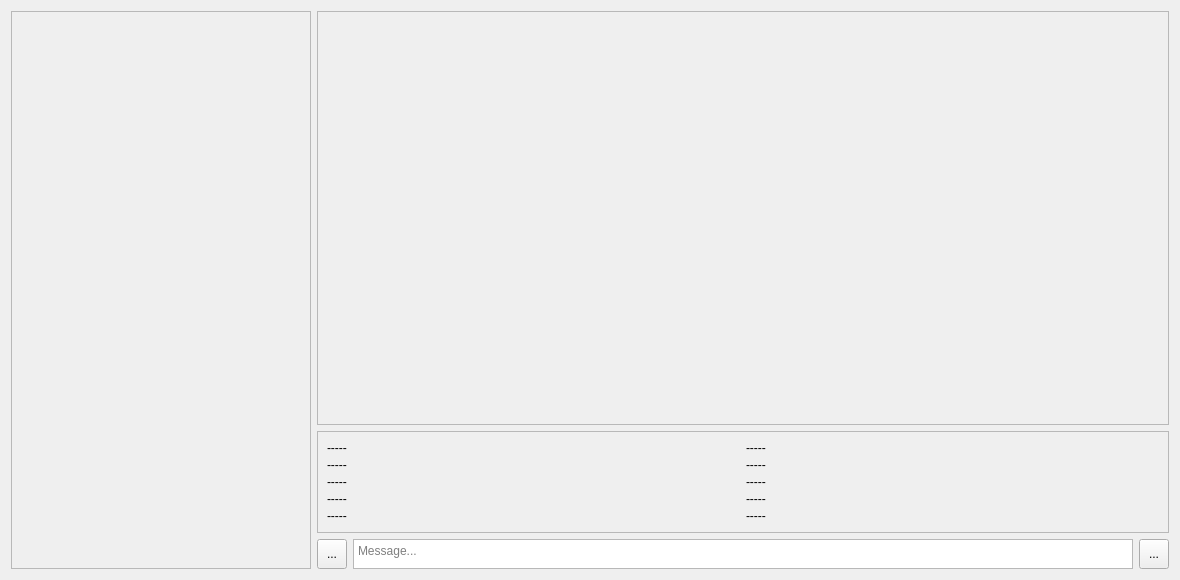
4malgama/achat-client, file widgets/chats_widget.ui: the form before one commit.
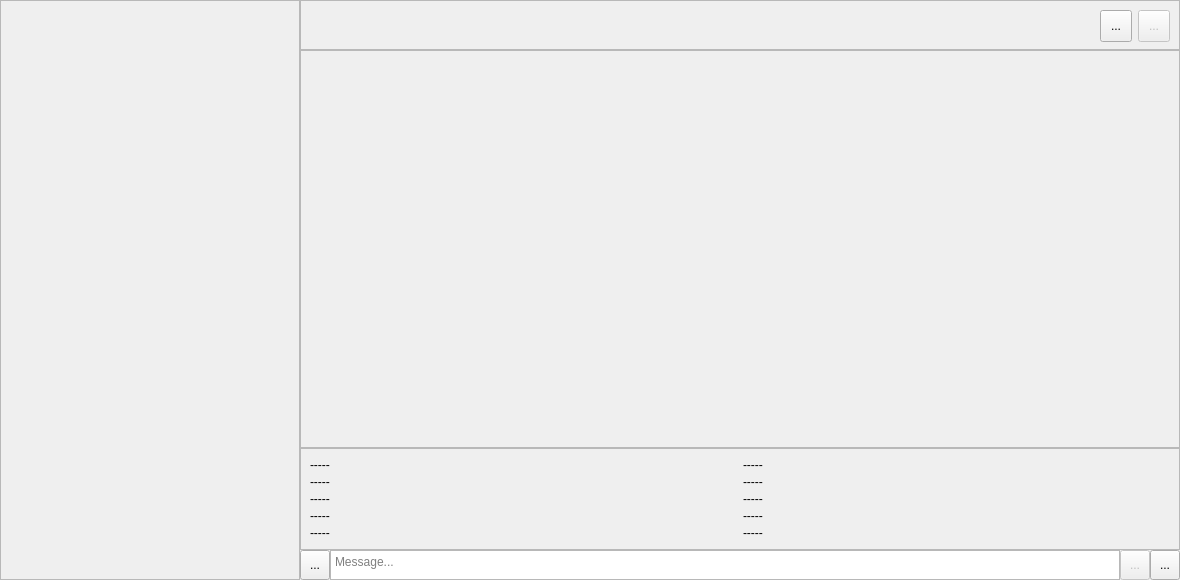
The form after the commit. Icons and pictures are not drawn.

The edit to the form file:
```diff
--- a/widgets/chats_widget.ui
+++ b/widgets/chats_widget.ui
@@ -20,142 +20,22 @@
    <string notr="true">Form</string>
   </property>
   <layout class="QGridLayout" name="gridLayout">
-   <item row="0" column="0" rowspan="3">
-    <widget class="QScrollArea" name="scrollChats">
-     <property name="sizePolicy">
-      <sizepolicy hsizetype="Expanding" vsizetype="Expanding">
-       <horstretch>0</horstretch>
-       <verstretch>0</verstretch>
-      </sizepolicy>
-     </property>
-     <property name="minimumSize">
-      <size>
-       <width>300</width>
-       <height>300</height>
-      </size>
-     </property>
-     <property name="maximumSize">
-      <size>
-       <width>300</width>
-       <height>16777215</height>
-      </size>
-     </property>
-     <property name="widgetResizable">
-      <bool>true</bool>
-     </property>
-     <widget class="QWidget" name="chatsContent">
-      <property name="geometry">
-       <rect>
-        <x>0</x>
-        <y>0</y>
-        <width>298</width>
-        <height>560</height>
-       </rect>
-      </property>
-      <layout class="QVBoxLayout" name="verticalLayout_2">
-       <item>
-        <spacer name="verticalSpacer_2">
-         <property name="orientation">
-          <enum>Qt::Vertical</enum>
-         </property>
-         <property name="sizeHint" stdset="0">
-          <size>
-           <width>20</width>
-           <height>40</height>
-          </size>
-         </property>
-        </spacer>
-       </item>
-      </layout>
-     </widget>
-    </widget>
-   </item>
-   <item row="2" column="2">
-    <widget class="QPlainTextEdit" name="txtMessage">
-     <property name="sizePolicy">
-      <sizepolicy hsizetype="Expanding" vsizetype="Expanding">
-       <horstretch>0</horstretch>
-       <verstretch>0</verstretch>
-      </sizepolicy>
-     </property>
-     <property name="minimumSize">
-      <size>
-       <width>0</width>
-       <height>30</height>
-      </size>
-     </property>
-     <property name="maximumSize">
-      <size>
-       <width>16777215</width>
-       <height>30</height>
-      </size>
-     </property>
-     <property name="placeholderText">
-      <string>Message...</string>
-     </property>
-    </widget>
-   </item>
-   <item row="2" column="3">
-    <widget class="QToolButton" name="btnSend">
-     <property name="minimumSize">
-      <size>
-       <width>30</width>
-       <height>30</height>
-      </size>
-     </property>
-     <property name="maximumSize">
-      <size>
-       <width>30</width>
-       <height>30</height>
-      </size>
-     </property>
-     <property name="cursor">
-      <cursorShape>PointingHandCursor</cursorShape>
-     </property>
-     <property name="focusPolicy">
-      <enum>Qt::NoFocus</enum>
-     </property>
-     <property name="text">
-      <string>...</string>
-     </property>
-     <property name="icon">
-      <iconset resource="../resources.qrc">
-       <normaloff>:/r/resources/images/send.png</normaloff>:/r/resources/images/send.png</iconset>
-     </property>
-     <property name="iconSize">
-      <size>
-       <width>16</width>
-       <height>16</height>
-      </size>
-     </property>
-    </widget>
-   </item>
-   <item row="2" column="1">
-    <widget class="QToolButton" name="btnAttach">
-     <property name="minimumSize">
-      <size>
-       <width>30</width>
-       <height>30</height>
-      </size>
-     </property>
-     <property name="maximumSize">
-      <size>
-       <width>30</width>
-       <height>30</height>
-      </size>
-     </property>
-     <property name="cursor">
-      <cursorShape>PointingHandCursor</cursorShape>
-     </property>
-     <property name="focusPolicy">
-      <enum>Qt::NoFocus</enum>
-     </property>
-     <property name="text">
-      <string>...</string>
-     </property>
-    </widget>
-   </item>
-   <item row="0" column="1" colspan="3">
+   <property name="leftMargin">
+    <number>0</number>
+   </property>
+   <property name="topMargin">
+    <number>0</number>
+   </property>
+   <property name="rightMargin">
+    <number>0</number>
+   </property>
+   <property name="bottomMargin">
+    <number>0</number>
+   </property>
+   <property name="spacing">
+    <number>0</number>
+   </property>
+   <item row="1" column="1" colspan="4">
     <widget class="QScrollArea" name="scrollMessages">
      <property name="sizePolicy">
       <sizepolicy hsizetype="Expanding" vsizetype="Expanding">
@@ -171,8 +51,8 @@
        <rect>
         <x>0</x>
         <y>0</y>
-        <width>854</width>
-        <height>406</height>
+        <width>878</width>
+        <height>386</height>
        </rect>
       </property>
       <property name="sizePolicy">
@@ -198,7 +78,121 @@
      </widget>
     </widget>
    </item>
-   <item row="1" column="1" colspan="3">
+   <item row="3" column="1">
+    <widget class="QToolButton" name="btnAttach">
+     <property name="minimumSize">
+      <size>
+       <width>30</width>
+       <height>30</height>
+      </size>
+     </property>
+     <property name="maximumSize">
+      <size>
+       <width>30</width>
+       <height>30</height>
+      </size>
+     </property>
+     <property name="cursor">
+      <cursorShape>PointingHandCursor</cursorShape>
+     </property>
+     <property name="focusPolicy">
+      <enum>Qt::NoFocus</enum>
+     </property>
+     <property name="text">
+      <string>...</string>
+     </property>
+    </widget>
+   </item>
+   <item row="3" column="3">
+    <widget class="QToolButton" name="btnVoice">
+     <property name="enabled">
+      <bool>false</bool>
+     </property>
+     <property name="minimumSize">
+      <size>
+       <width>30</width>
+       <height>30</height>
+      </size>
+     </property>
+     <property name="maximumSize">
+      <size>
+       <width>30</width>
+       <height>30</height>
+      </size>
+     </property>
+     <property name="cursor">
+      <cursorShape>PointingHandCursor</cursorShape>
+     </property>
+     <property name="text">
+      <string>...</string>
+     </property>
+     <property name="icon">
+      <iconset resource="../resources.qrc">
+       <normaloff>:/r/resources/images/mic.png</normaloff>:/r/resources/images/mic.png</iconset>
+     </property>
+    </widget>
+   </item>
+   <item row="3" column="2">
+    <widget class="QPlainTextEdit" name="txtMessage">
+     <property name="sizePolicy">
+      <sizepolicy hsizetype="Expanding" vsizetype="Expanding">
+       <horstretch>0</horstretch>
+       <verstretch>0</verstretch>
+      </sizepolicy>
+     </property>
+     <property name="minimumSize">
+      <size>
+       <width>0</width>
+       <height>30</height>
+      </size>
+     </property>
+     <property name="maximumSize">
+      <size>
+       <width>16777215</width>
+       <height>30</height>
+      </size>
+     </property>
+     <property name="placeholderText">
+      <string>Message...</string>
+     </property>
+    </widget>
+   </item>
+   <item row="3" column="4">
+    <widget class="QToolButton" name="btnSend">
+     <property name="minimumSize">
+      <size>
+       <width>30</width>
+       <height>30</height>
+      </size>
+     </property>
+     <property name="maximumSize">
+      <size>
+       <width>30</width>
+       <height>30</height>
+      </size>
+     </property>
+     <property name="cursor">
+      <cursorShape>PointingHandCursor</cursorShape>
+     </property>
+     <property name="focusPolicy">
+      <enum>Qt::NoFocus</enum>
+     </property>
+     <property name="text">
+      <string>...</string>
+     </property>
+     <property name="icon">
+      <iconset resource="../resources.qrc">
+       <normaloff>:/r/resources/images/send.png</normaloff>:/r/resources/images/send.png</iconset>
+     </property>
+     <property name="iconSize">
+      <size>
+       <width>16</width>
+       <height>16</height>
+      </size>
+     </property>
+    </widget>
+   </item>
+   <item row="2" column="1" colspan="4">
     <widget class="QFrame" name="frame">
      <property name="minimumSize">
       <size>
@@ -289,6 +283,182 @@
      </layout>
     </widget>
    </item>
+   <item row="0" column="1" colspan="4">
+    <widget class="QFrame" name="headerFrame">
+     <property name="minimumSize">
+      <size>
+       <width>0</width>
+       <height>50</height>
+      </size>
+     </property>
+     <property name="maximumSize">
+      <size>
+       <width>16777215</width>
+       <height>50</height>
+      </size>
+     </property>
+     <property name="frameShape">
+      <enum>QFrame::StyledPanel</enum>
+     </property>
+     <property name="frameShadow">
+      <enum>QFrame::Raised</enum>
+     </property>
+     <layout class="QHBoxLayout" name="horizontalLayout">
+      <item>
+       <widget class="QLabel" name="avatar">
+        <property name="minimumSize">
+         <size>
+          <width>32</width>
+          <height>32</height>
+         </size>
+        </property>
+        <property name="maximumSize">
+         <size>
+          <width>32</width>
+          <height>32</height>
+         </size>
+        </property>
+        <property name="text">
+         <string/>
+        </property>
+       </widget>
+      </item>
+      <item>
+       <widget class="QLabel" name="nickname">
+        <property name="font">
+         <font>
+          <family>Roboto</family>
+          <pointsize>11</pointsize>
+          <bold>false</bold>
+         </font>
+        </property>
+        <property name="text">
+         <string/>
+        </property>
+        <property name="alignment">
+         <set>Qt::AlignCenter</set>
+        </property>
+       </widget>
+      </item>
+      <item>
+       <widget class="QToolButton" name="btnStartCall">
+        <property name="minimumSize">
+         <size>
+          <width>32</width>
+          <height>32</height>
+         </size>
+        </property>
+        <property name="maximumSize">
+         <size>
+          <width>32</width>
+          <height>32</height>
+         </size>
+        </property>
+        <property name="text">
+         <string>...</string>
+        </property>
+        <property name="icon">
+         <iconset resource="../resources.qrc">
+          <normaloff>:/r/resources/images/call.png</normaloff>:/r/resources/images/call.png</iconset>
+        </property>
+        <property name="iconSize">
+         <size>
+          <width>24</width>
+          <height>24</height>
+         </size>
+        </property>
+       </widget>
+      </item>
+      <item>
+       <widget class="QToolButton" name="btnMenu">
+        <property name="enabled">
+         <bool>false</bool>
+        </property>
+        <property name="minimumSize">
+         <size>
+          <width>32</width>
+          <height>32</height>
+         </size>
+        </property>
+        <property name="maximumSize">
+         <size>
+          <width>32</width>
+          <height>32</height>
+         </size>
+        </property>
+        <property name="text">
+         <string>...</string>
+        </property>
+       </widget>
+      </item>
+     </layout>
+    </widget>
+   </item>
+   <item row="0" column="0" rowspan="4">
+    <widget class="QScrollArea" name="scrollChats">
+     <property name="sizePolicy">
+      <sizepolicy hsizetype="Expanding" vsizetype="Expanding">
+       <horstretch>0</horstretch>
+       <verstretch>0</verstretch>
+      </sizepolicy>
+     </property>
+     <property name="minimumSize">
+      <size>
+       <width>300</width>
+       <height>300</height>
+      </size>
+     </property>
+     <property name="maximumSize">
+      <size>
+       <width>300</width>
+       <height>16777215</height>
+      </size>
+     </property>
+     <property name="widgetResizable">
+      <bool>true</bool>
+     </property>
+     <widget class="QWidget" name="chatsContent">
+      <property name="geometry">
+       <rect>
+        <x>0</x>
+        <y>0</y>
+        <width>298</width>
+        <height>578</height>
+       </rect>
+      </property>
+      <layout class="QVBoxLayout" name="verticalLayout_2">
+       <property name="spacing">
+        <number>0</number>
+       </property>
+       <property name="leftMargin">
+        <number>0</number>
+       </property>
+       <property name="topMargin">
+        <number>0</number>
+       </property>
+       <property name="rightMargin">
+        <number>0</number>
+       </property>
+       <property name="bottomMargin">
+        <number>0</number>
+       </property>
+       <item>
+        <spacer name="verticalSpacer_2">
+         <property name="orientation">
+          <enum>Qt::Vertical</enum>
+         </property>
+         <property name="sizeHint" stdset="0">
+          <size>
+           <width>20</width>
+           <height>40</height>
+          </size>
+         </property>
+        </spacer>
+       </item>
+      </layout>
+     </widget>
+    </widget>
+   </item>
   </layout>
  </widget>
  <resources>
```
